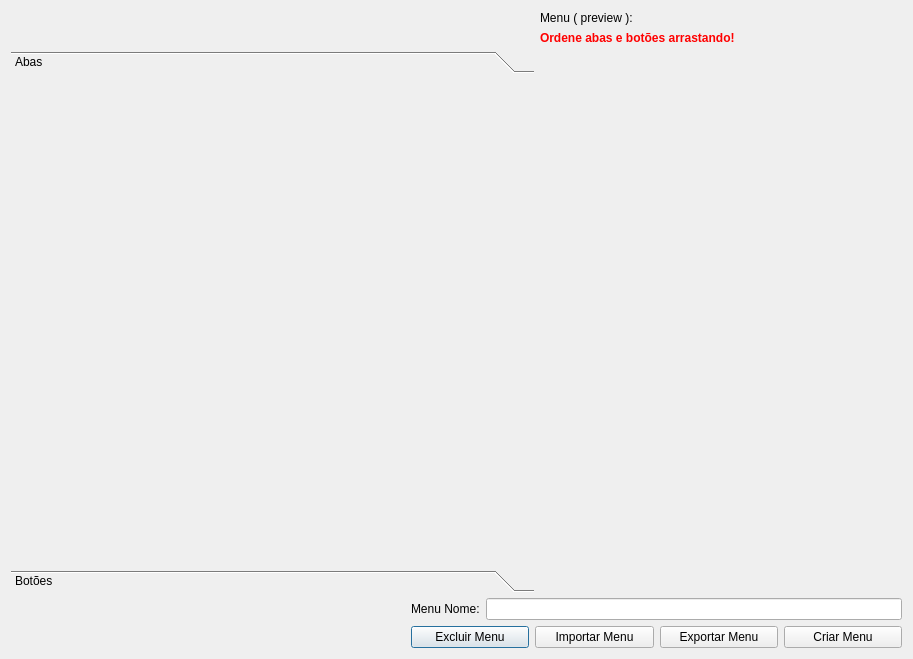
Above: DsgTools/Modules/acquisitionMenu/uis/menuEditorDialog.ui from dsgoficial/DsgTools before the change. Below: the same form after it.
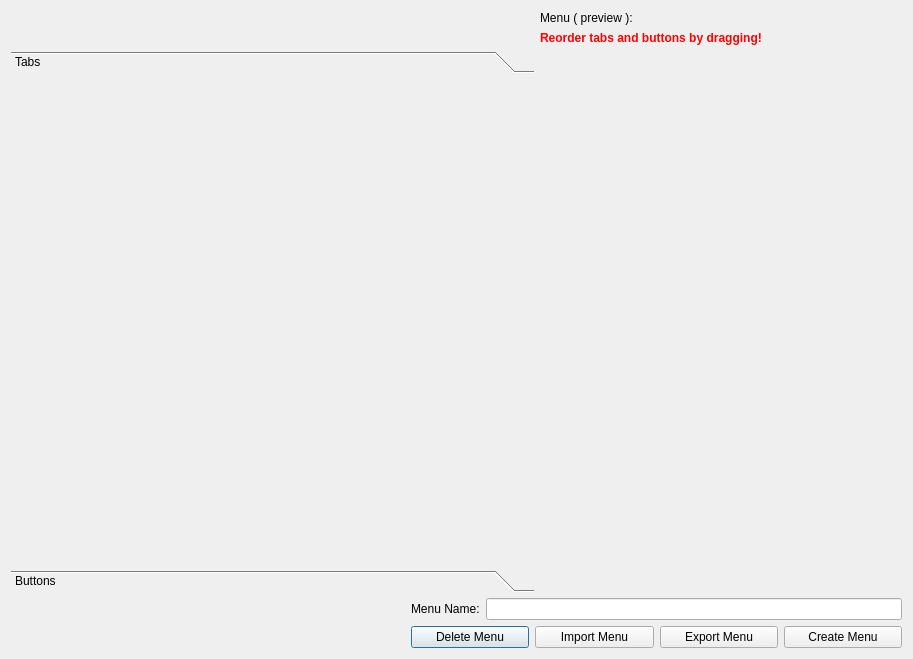
That is the form after the change.

What changed in the file:
```diff
--- a/DsgTools/Modules/acquisitionMenu/uis/menuEditorDialog.ui
+++ b/DsgTools/Modules/acquisitionMenu/uis/menuEditorDialog.ui
@@ -40,7 +40,7 @@
      <item>
       <widget class="QLabel" name="label_2">
        <property name="text">
-        <string>Menu Nome:</string>
+        <string>Menu Name:</string>
        </property>
       </widget>
      </item>
@@ -77,28 +77,28 @@
      <item>
       <widget class="QPushButton" name="deleteMenuBtn">
        <property name="text">
-        <string>Excluir Menu</string>
+        <string>Delete Menu</string>
        </property>
       </widget>
      </item>
      <item>
       <widget class="QPushButton" name="importMenuBtn">
        <property name="text">
-        <string>Importar Menu</string>
+        <string>Import Menu</string>
        </property>
       </widget>
      </item>
      <item>
       <widget class="QPushButton" name="exportMenuBtn">
        <property name="text">
-        <string>Exportar Menu</string>
+        <string>Export Menu</string>
        </property>
       </widget>
      </item>
      <item>
       <widget class="QPushButton" name="createMenuBtn">
        <property name="text">
-        <string>Criar Menu</string>
+        <string>Create Menu</string>
        </property>
       </widget>
      </item>
@@ -138,7 +138,7 @@
        </rect>
       </property>
       <attribute name="label">
-       <string>Abas</string>
+       <string>Tabs</string>
       </attribute>
       <layout class="QVBoxLayout" name="tabLayout"/>
      </widget>
@@ -152,7 +152,7 @@
        </rect>
       </property>
       <attribute name="label">
-       <string>Botões</string>
+       <string>Buttons</string>
       </attribute>
       <layout class="QVBoxLayout" name="buttonLayout"/>
      </widget>
@@ -161,7 +161,7 @@
    <item row="1" column="1">
     <widget class="QLabel" name="label_3">
      <property name="text">
-      <string>&lt;span style=&quot;color:red&quot;&gt;&lt;b&gt;Ordene abas e botões arrastando!&lt;/b&gt;&lt;/span&gt;</string>
+      <string>&lt;span style=&quot;color:red&quot;&gt;&lt;b&gt;Reorder tabs and buttons by dragging!&lt;/b&gt;&lt;/span&gt;</string>
      </property>
     </widget>
    </item>
```
Left out of the diff: 2 changed lines with no effect on the pictures.
